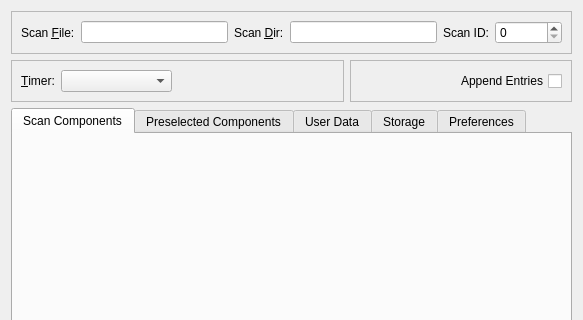
First picture: the form in nxselector/ui/selector.ui, repository nexdatas/nxselector, before the edit; both pictures show x 0 to 583 and y 0 to 320 of the 583 by 602 pixel window.
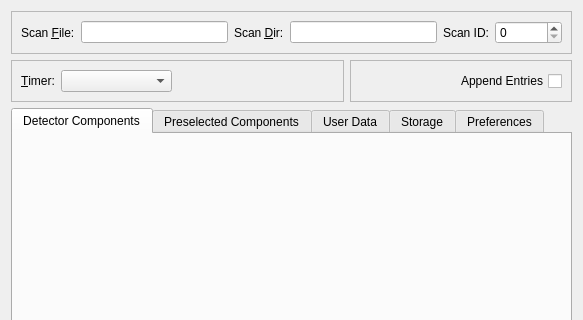
Second picture: the form after the edit.

```diff
--- a/nxselector/ui/selector.ui
+++ b/nxselector/ui/selector.ui
@@ -221,7 +221,7 @@
        </property>
        <widget class="QWidget" name="selectable">
         <attribute name="title">
-         <string>Scan Components</string>
+         <string>Detector Components</string>
         </attribute>
        </widget>
        <widget class="QWidget" name="state">
```
